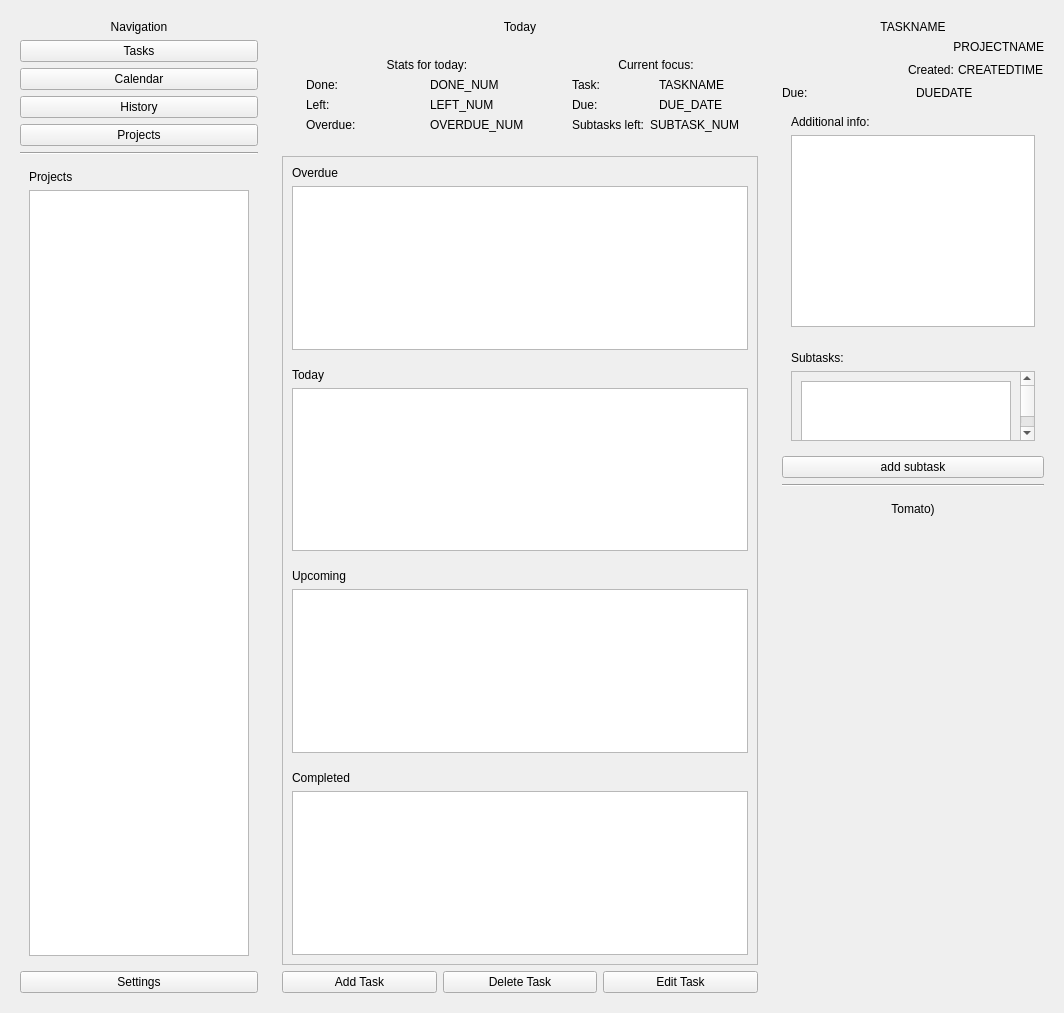
This is src/mainwindow.ui in fefumo/todoapp as Qt 5 draws it before an edit. The edited form follows.
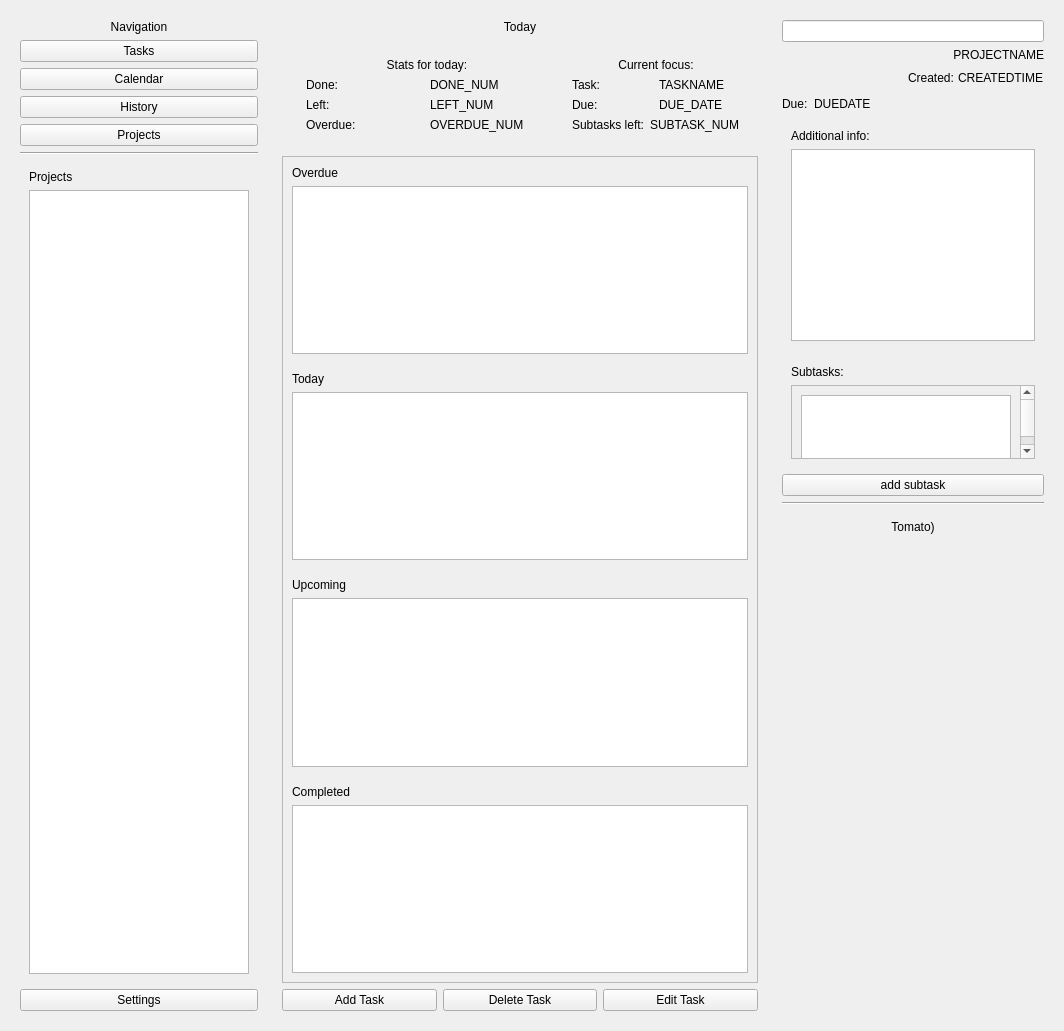
This is the edited form. Custom widgets are drawn as their Qt base class.

Commit message: :construction: task store object, add task logic, task struct header

```diff
--- a/src/mainwindow.ui
+++ b/src/mainwindow.ui
@@ -7,7 +7,7 @@
     <x>0</x>
     <y>0</y>
     <width>1064</width>
-    <height>739</height>
+    <height>1031</height>
    </rect>
   </property>
   <property name="windowTitle">
@@ -290,7 +290,7 @@
             <x>0</x>
             <y>0</y>
             <width>484</width>
-            <height>511</height>
+            <height>803</height>
            </rect>
           </property>
           <layout class="QVBoxLayout" name="scrollAreaLayout">
@@ -427,14 +427,7 @@
      </property>
      <layout class="QVBoxLayout" name="verticalLayout_5">
       <item>
-       <widget class="QLabel" name="taskName">
-        <property name="text">
-         <string>TASKNAME</string>
-        </property>
-        <property name="alignment">
-         <set>Qt::AlignmentFlag::AlignHCenter|Qt::AlignmentFlag::AlignTop</set>
-        </property>
-       </widget>
+       <widget class="QLineEdit" name="taskNameEdit"/>
       </item>
       <item>
        <widget class="QLabel" name="projectNameTitle">
@@ -496,6 +489,19 @@
           </property>
          </widget>
         </item>
+        <item>
+         <spacer name="horizontalSpacer_2">
+          <property name="orientation">
+           <enum>Qt::Orientation::Horizontal</enum>
+          </property>
+          <property name="sizeHint" stdset="0">
+           <size>
+            <width>40</width>
+            <height>20</height>
+           </size>
+          </property>
+         </spacer>
+        </item>
        </layout>
       </item>
       <item>
```
The commit also changes 14 other files.
